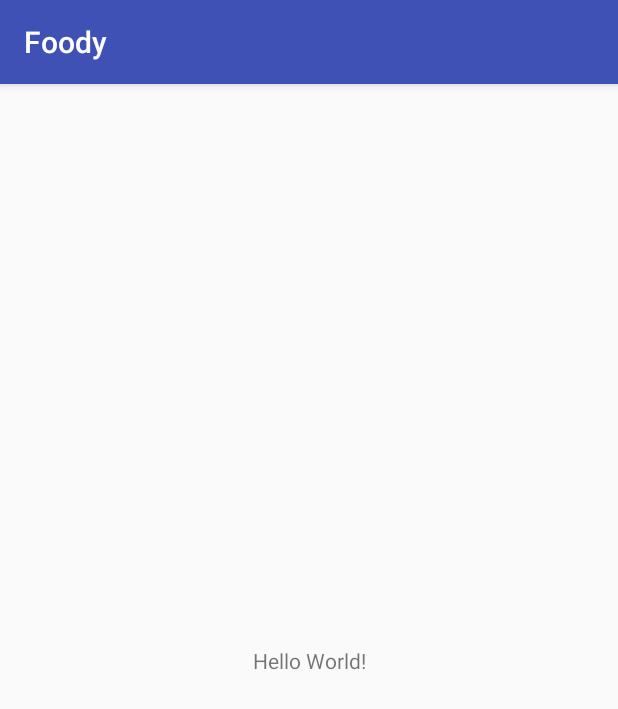
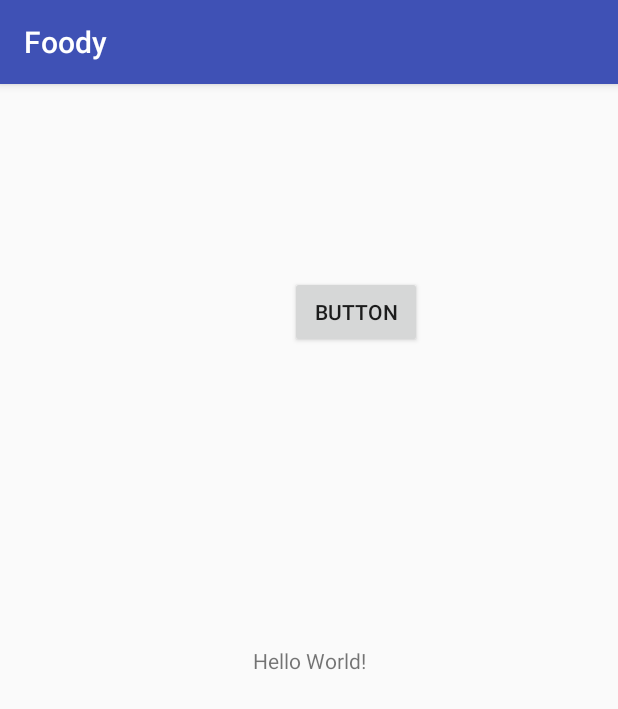
Before and after one commit to hoangduchuu/F-Clone, an Android app: the screen it shows after launch (MainActivity), on a phone screen of 412 x 824 dp. Shown: the top 709 px of the screen. Run offline under Robolectric (Android 15) with nearby library versions, the phone set to English and light mode, and no system bars; our stand-ins replace Firebase (no records; nobody signed in at launch, a user with empty details on screens opened directly); 1 statement that could not run was skipped.

```diff
--- a/app/build.gradle
+++ b/app/build.gradle
@@ -26,5 +26,9 @@ dependencies {
     })
     compile 'com.android.support:appcompat-v7:26.+'
     compile 'com.android.support.constraint:constraint-layout:1.0.2'
+    compile 'com.google.firebase:firebase-database:10.0.1'
     testCompile 'junit:junit:4.12'
 }
+
+
+apply plugin: 'com.google.gms.google-services'
--- a/app/src/main/java/net/hoangduchuu/foody/MainActivity.java
+++ b/app/src/main/java/net/hoangduchuu/foody/MainActivity.java
@@ -2,12 +2,122 @@ package net.hoangduchuu.foody;
 
 import android.support.v7.app.AppCompatActivity;
 import android.os.Bundle;
+import android.util.Log;
+import android.view.View;
+import android.widget.Button;
+import android.widget.TextView;
 
-public class MainActivity extends AppCompatActivity {
+import com.google.firebase.database.DataSnapshot;
+import com.google.firebase.database.DatabaseError;
+import com.google.firebase.database.DatabaseReference;
+import com.google.firebase.database.FirebaseDatabase;
+import com.google.firebase.database.ValueEventListener;
+
+import java.util.ArrayList;
+import java.util.List;
+
+public class MainActivity extends AppCompatActivity implements ValueEventListener {
+    Button btnThemDuLieu;
+    TextView tvHienThi;
+
+    FirebaseDatabase firebaseDatabase;
+    DatabaseReference databaseReference;
+
 
     @Override
     protected void onCreate(Bundle savedInstanceState) {
         super.onCreate(savedInstanceState);
         setContentView(R.layout.activity_main);
+        firebaseDatabase = FirebaseDatabase.getInstance();
+        databaseReference = firebaseDatabase.getReference().child("users");
+        btnThemDuLieu = (Button) findViewById(R.id.btnThemDuLieu);
+        tvHienThi = (TextView) findViewById(R.id.tvHienThi);
+
+        databaseReference.addValueEventListener(this);
+
+        btnThemDuLieu.setOnClickListener(new View.OnClickListener() {
+            @Override
+            public void onClick(View view) {
+//                databaseReference.child("ccc").setValue("kaka");
+//
+//                User user = new User("Cong Hoang" , false, "33");
+//                User user2 = new User("Khanh Hoang" , false, "43");
+//
+//                List<User> userList = new ArrayList<User>();
+//                userList.add(user);
+//
+//                userList.add(user2);
+//                databaseReference.child("users").child("user4").setValue(userList);
+
+
+            }
+        });
+
+
+    }
+
+    @Override
+    public void onDataChange(DataSnapshot dataSnapshot) {
+        Log.d("kiemtra", dataSnapshot.getKey().toString());
+        Log.d("kiemtra2", dataSnapshot.getValue().toString());
+        Log.d("kiemtra3", dataSnapshot.toString());
+
+        Iterable<DataSnapshot> nodeChild_Users = (Iterable<DataSnapshot>) dataSnapshot.getChildren();
+
+        for (DataSnapshot dataSnapshot1 : nodeChild_Users) {
+            User user = dataSnapshot1.getValue(User.class);
+
+//            Log.d("kiemtra4", dataSnapshot1.toString());
+            Log.d("kiemtra5", user.getHoten().toString());
+
+
+        }
+
+
+    }
+
+    @Override
+    public void onCancelled(DatabaseError databaseError) {
+
     }
 }
+
+class User {
+
+    String hoten;
+    boolean gioitinh;
+    Long tuoi;
+
+    public User() {
+    }
+
+    public User(String hoten, boolean gioitinh, Long tuoi) {
+        this.hoten = hoten;
+        this.gioitinh = gioitinh;
+        this.tuoi = tuoi;
+    }
+
+    public String getHoten() {
+        return hoten;
+    }
+
+    public void setHoten(String hoten) {
+        this.hoten = hoten;
+    }
+
+    public boolean isGioitinh() {
+        return gioitinh;
+    }
+
+    public void setGioitinh(boolean gioitinh) {
+        this.gioitinh = gioitinh;
+    }
+
+    public Long getTuoi() {
+        return tuoi;
+    }
+
+    public void setTuoi(Long tuoi) {
+        this.tuoi = tuoi;
+    }
+}
--- a/app/src/main/res/layout/activity_main.xml
+++ b/app/src/main/res/layout/activity_main.xml
@@ -7,6 +7,7 @@
     tools:context="net.hoangduchuu.foody.MainActivity">
 
     <TextView
+        android:id="@+id/tvHienThi"
         android:layout_width="wrap_content"
         android:layout_height="wrap_content"
         android:text="Hello World!"
@@ -15,4 +16,14 @@
         app:layout_constraintRight_toRightOf="parent"
         app:layout_constraintTop_toTopOf="parent" />
 
+    <Button
+        android:id="@+id/btnThemDuLieu"
+        android:layout_width="wrap_content"
+        android:layout_height="wrap_content"
+        android:text="Button"
+        android:layout_marginLeft="193dp"
+        app:layout_constraintLeft_toLeftOf="parent"
+        app:layout_constraintTop_toTopOf="parent"
+        android:layout_marginTop="128dp" />
+
 </android.support.constraint.ConstraintLayout>
--- a/build.gradle
+++ b/build.gradle
@@ -9,6 +9,7 @@ buildscript {
 
         // NOTE: Do not place your application dependencies here; they belong
         // in the individual module build.gradle files
+        classpath 'com.google.gms:google-services:3.0.0'
     }
 }
 
```
Also changed, not shown: 2 other files.
